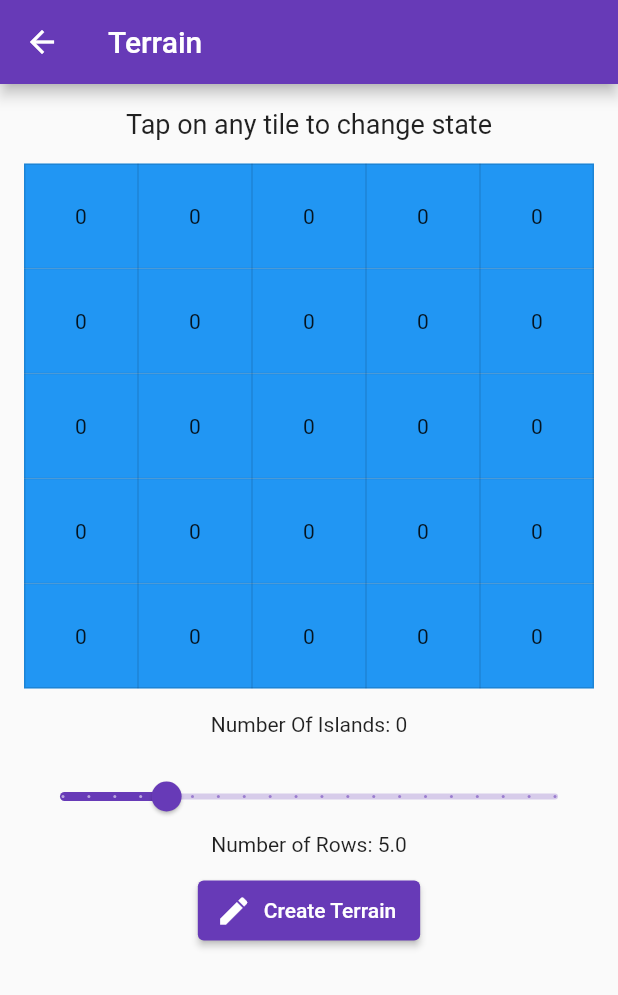
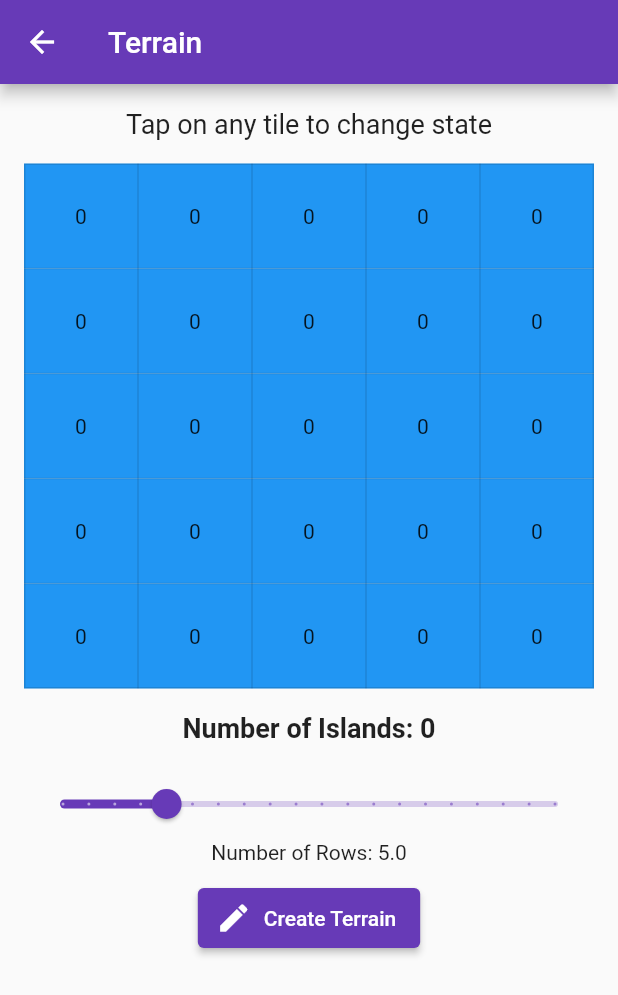
Before and after one commit to hotakutsuki/AstronautsTechChallenge, a Flutter app: the TerrainPage screen opened directly, on a phone screen of 412 x 824 dp. Shown: the top 995 px of the screen. Run offline on Flutter 3.47's test engine with Material 2 defaults, Android fonts, the phone set to English and light mode, and no system bars.

Commit message:
number of islands in bold

```diff
--- a/lib/screens/terrain.dart
+++ b/lib/screens/terrain.dart
@@ -83,7 +83,11 @@ class _MyTerrainPage extends State<TerrainPage> {
                       ),
                 Padding(
                   padding: const EdgeInsets.all(16.0),
-                  child: Text('Number Of Islands: $numberOfIslands'),
+                  child: Text(
+                    'Number of Islands: $numberOfIslands',
+                    style: const TextStyle(
+                        fontSize: 18, fontWeight: FontWeight.bold),
+                  ),
                 ),
                 Slider(
                   min: 1,
```
